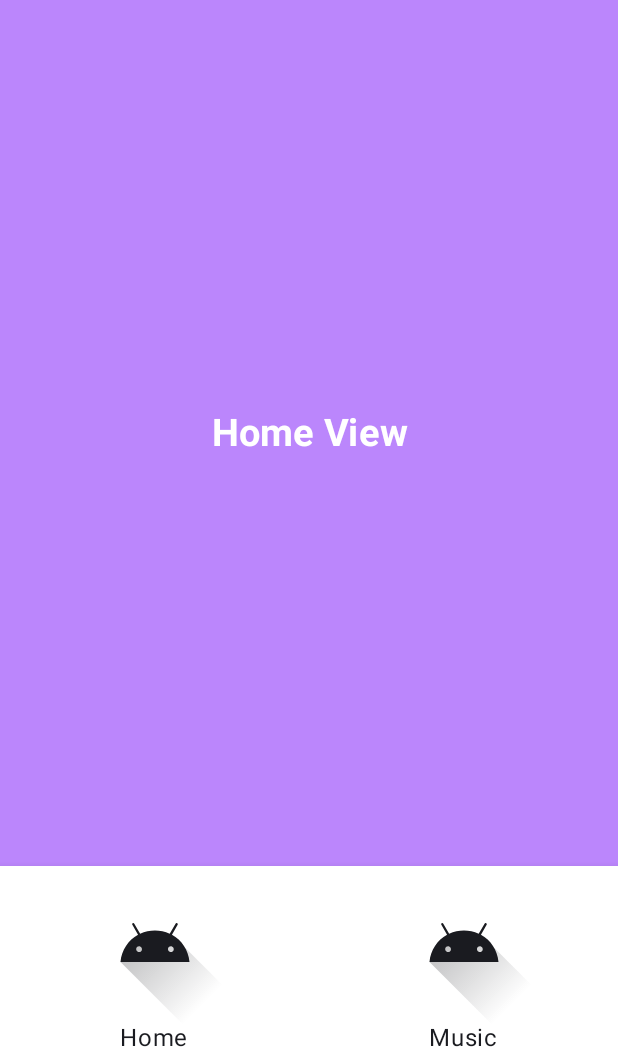
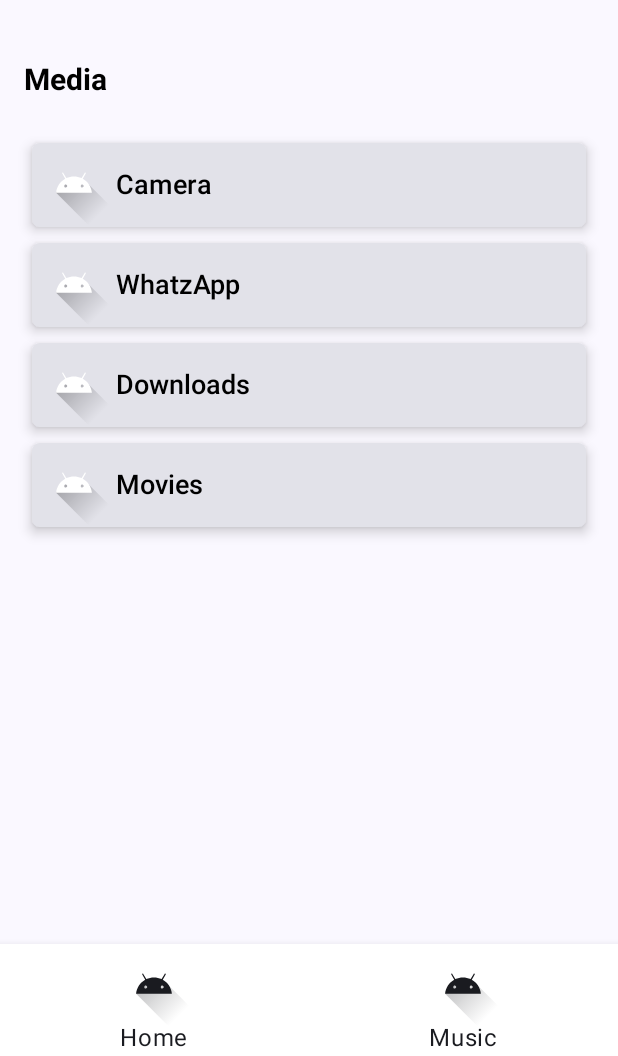
Before and after one commit to vineethpv/MediaPlayer, an Android app built with Jetpack Compose: the screen it shows after launch (HomeActivity), on a phone screen of 412 x 824 dp, the part 180-1236 px from its top. Run offline under Robolectric (Android 15) with nearby library versions, the phone set to English and light mode, and no system bars.

Commit message:
LazyColumn directory list impl.

```diff
--- a/app/src/main/java/com/vpvn/mediaplayer/ui/home/HomeActivity.kt
+++ b/app/src/main/java/com/vpvn/mediaplayer/ui/home/HomeActivity.kt
@@ -23,6 +23,7 @@ import androidx.compose.ui.text.font.FontWeight
 import androidx.compose.ui.text.style.TextAlign
 import androidx.compose.ui.tooling.preview.Preview
 import androidx.compose.ui.unit.sp
+import androidx.lifecycle.viewmodel.compose.viewModel
 import androidx.navigation.compose.rememberNavController
 import com.vpvn.mediaplayer.R
 import com.vpvn.mediaplayer.ui.theme.MediaPlayerTheme
@@ -56,21 +57,8 @@ fun MainScreen(modifier: Modifier = Modifier) {
 
 @Composable
 fun HomeScreen() {
-    Column(
-        modifier = Modifier
-            .fillMaxSize()
-            .background(colorResource(id = R.color.purple_200))
-            .wrapContentSize(Alignment.Center)
-    ) {
-        Text(
-            text = "Home View",
-            fontWeight = FontWeight.Bold,
-            color = Color.White,
-            modifier = Modifier.align(Alignment.CenterHorizontally),
-            textAlign = TextAlign.Center,
-            fontSize = 25.sp
-        )
-    }
+    val viewModel = viewModel<HomeViewModel>()
+    MediaDirectoriesListScreen(directories = viewModel.getMediaDirectories())
 }
 
 @Composable
--- /dev/null
+++ b/app/src/main/java/com/vpvn/mediaplayer/ui/home/HomeViewModel.kt
@@ -0,0 +1,43 @@
+package com.vpvn.mediaplayer.ui.home
+
+import androidx.lifecycle.ViewModel
+
+class HomeViewModel : ViewModel() {
+
+
+    fun getMediaDirectories(): List<MediaDirectory> {
+        val list = mutableListOf<MediaDirectory>()
+        val folder1 = MediaDirectory("Camera")
+        val folder2 = MediaDirectory("WhatzApp")
+        val folder3 = MediaDirectory("Downloads")
+        val folder4 = MediaDirectory("Movies")
+
+        /*val folder5 = MediaDirectory("Camera2")
+        val folder6 = MediaDirectory("WhatzApp2")
+        val folder7 = MediaDirectory("Downloads2")
+        val folder8 = MediaDirectory("Movies2")
+
+        val folder9 = MediaDirectory("Camera3")
+        val folder10 = MediaDirectory("WhatzApp3")
+        val folder11 = MediaDirectory("Downloads3")
+        val folder12 = MediaDirectory("Movies3")*/
+
+        with(list) {
+            add(folder1)
+            add(folder2)
+            add(folder3)
+            add(folder4)
+
+            /*add(folder5)
+            add(folder6)
+            add(folder7)
+            add(folder8)
+
+            add(folder9)
+            add(folder10)
+            add(folder11)
+            add(folder12)*/
+        }
+        return list
+    }
+}
--- /dev/null
+++ b/app/src/main/java/com/vpvn/mediaplayer/ui/home/MediaDirectory.kt
@@ -0,0 +1,92 @@
+package com.vpvn.mediaplayer.ui.home
+
+import android.util.Log
+import androidx.compose.foundation.Image
+import androidx.compose.foundation.clickable
+import androidx.compose.foundation.layout.Arrangement
+import androidx.compose.foundation.layout.PaddingValues
+import androidx.compose.foundation.layout.Row
+import androidx.compose.foundation.layout.fillMaxWidth
+import androidx.compose.foundation.layout.padding
+import androidx.compose.foundation.layout.size
+import androidx.compose.foundation.layout.wrapContentHeight
+import androidx.compose.foundation.lazy.LazyColumn
+import androidx.compose.foundation.lazy.items
+import androidx.compose.foundation.shape.RoundedCornerShape
+import androidx.compose.material3.Card
+import androidx.compose.material3.CardDefaults
+import androidx.compose.material3.Text
+import androidx.compose.runtime.Composable
+import androidx.compose.ui.Alignment
+import androidx.compose.ui.Modifier
+import androidx.compose.ui.graphics.Color
+import androidx.compose.ui.res.painterResource
+import androidx.compose.ui.text.TextStyle
+import androidx.compose.ui.text.font.FontWeight
+import androidx.compose.ui.unit.dp
+import androidx.compose.ui.unit.sp
+import com.vpvn.mediaplayer.R
+
+data class MediaDirectory(val folderName: String)
+
+@Composable
+fun MediaDirectoriesListScreen(directories: List<MediaDirectory>) {
+    LazyColumn(
+        modifier = Modifier.fillMaxWidth(),
+        contentPadding = PaddingValues(16.dp)
+    ) {
+        item {
+            Row(
+                modifier = Modifier
+                    .fillMaxWidth()
+                    .wrapContentHeight()
+                    .padding(vertical = 25.dp),
+                horizontalArrangement = Arrangement.Start,
+                verticalAlignment = Alignment.CenterVertically
+            ) {
+                Text(
+                    text = "Media",
+                    color = Color.Black,
+                    style = TextStyle(fontSize = 20.sp, fontWeight = FontWeight.Bold)
+                )
+            }
+
+        }
+        items(directories) { directory ->
+            DirectoryCard(name = directory.folderName, onItemClick = { name ->
+                Log.d("vineeth", "$name clicked")
+            })
+        }
+    }
+}
+
+
+@Composable
+fun DirectoryCard(name: String, onItemClick: (String) -> Unit) {
+    Card(
+        modifier = Modifier
+            .fillMaxWidth()
+            .padding(5.dp)
+            .clickable { onItemClick(name) }
+            .wrapContentHeight(),
+        shape = RoundedCornerShape(5.dp),
+        elevation = CardDefaults.cardElevation(defaultElevation = 5.dp)
+    ) {
+        Row(
+            modifier = Modifier.fillMaxWidth(),
+            verticalAlignment = Alignment.CenterVertically
+        ) {
+            Image(
+                painter = painterResource(id = R.drawable.ic_launcher_foreground),
+                contentDescription = null,
+                modifier = Modifier.size(56.dp)
+            )
+            Text(
+                text = name,
+                color = Color.Black,
+                style = TextStyle(fontSize = 18.sp, fontWeight = FontWeight.Medium)
+            )
+        }
+
+    }
+}
--- a/app/src/main/java/com/vpvn/mediaplayer/ui/home/Navigation.kt
+++ b/app/src/main/java/com/vpvn/mediaplayer/ui/home/Navigation.kt
@@ -1,17 +1,20 @@
 package com.vpvn.mediaplayer.ui.home
 
-import androidx.compose.runtime.Composable
-import androidx.compose.ui.graphics.Color
-import androidx.compose.ui.res.colorResource
-import androidx.navigation.NavController
-import androidx.navigation.NavHostController
-import androidx.navigation.compose.NavHost
+import androidx.compose.foundation.layout.size
 import androidx.compose.material.BottomNavigation
 import androidx.compose.material.BottomNavigationItem
 import androidx.compose.material3.Icon
 import androidx.compose.material3.Text
+import androidx.compose.runtime.Composable
 import androidx.compose.runtime.getValue
+import androidx.compose.ui.Modifier
+import androidx.compose.ui.graphics.Color
+import androidx.compose.ui.res.colorResource
 import androidx.compose.ui.res.painterResource
+import androidx.compose.ui.unit.dp
+import androidx.navigation.NavController
+import androidx.navigation.NavHostController
+import androidx.navigation.compose.NavHost
 import androidx.navigation.compose.composable
 import androidx.navigation.compose.currentBackStackEntryAsState
 import com.vpvn.mediaplayer.R
@@ -48,7 +51,7 @@ fun BottomNavigationBar(navController: NavController) {
                 icon = {
                     Icon(
                         painterResource(id = item.icon),
-                        contentDescription = item.title
+                        contentDescription = item.title, modifier = Modifier.size(56.dp)
                     )
                 },
                 label = { Text(text = item.title) },
```
